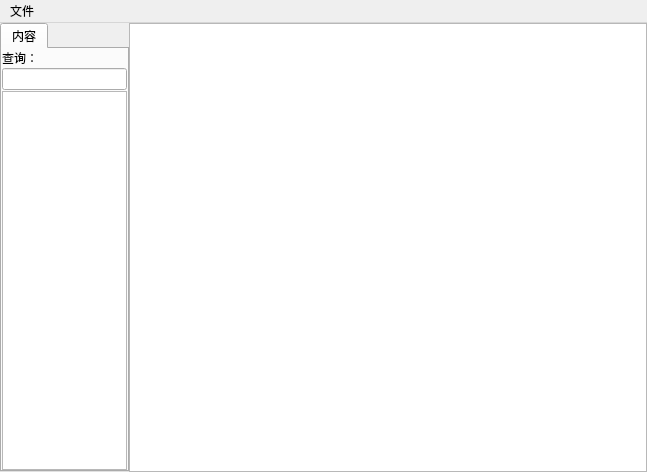
Before: the Qt Designer form ui/mainwindow.ui in CICSilver/noteTool, drawn with Qt 5.
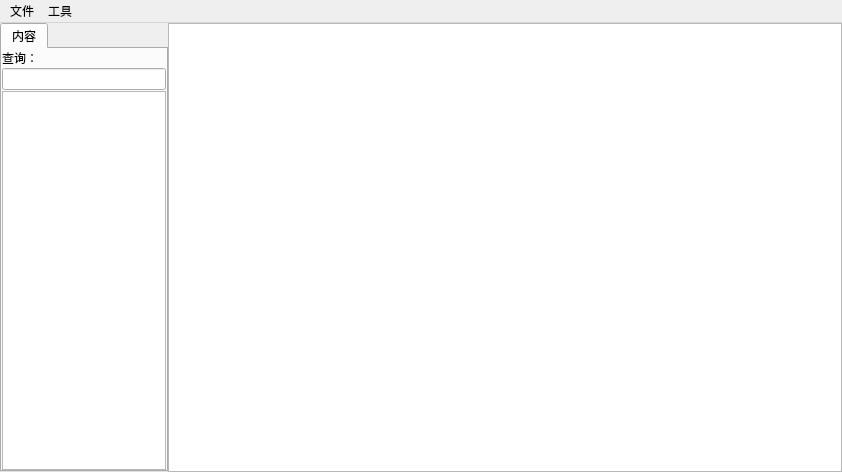
After: the same form once the commit is applied. Custom widgets are drawn as their Qt base class.

Commit message: 添加一个数独工具

The edit to the form file:
```diff
--- a/ui/mainwindow.ui
+++ b/ui/mainwindow.ui
@@ -6,7 +6,7 @@
    <rect>
     <x>0</x>
     <y>0</y>
-    <width>647</width>
+    <width>842</width>
     <height>472</height>
    </rect>
   </property>
@@ -80,7 +80,7 @@
     <rect>
      <x>0</x>
      <y>0</y>
-     <width>647</width>
+     <width>842</width>
      <height>26</height>
     </rect>
    </property>
@@ -91,7 +91,14 @@
     <addaction name="openAction"/>
     <addaction name="saveAction"/>
    </widget>
+   <widget class="QMenu" name="menu_2">
+    <property name="title">
+     <string>工具</string>
+    </property>
+    <addaction name="actionSolo"/>
+   </widget>
    <addaction name="menu"/>
+   <addaction name="menu_2"/>
   </widget>
   <action name="openAction">
    <property name="text">
```
Left out of the diff: 5 changed lines with no effect on the pictures. The commit also changes 24 other files.
